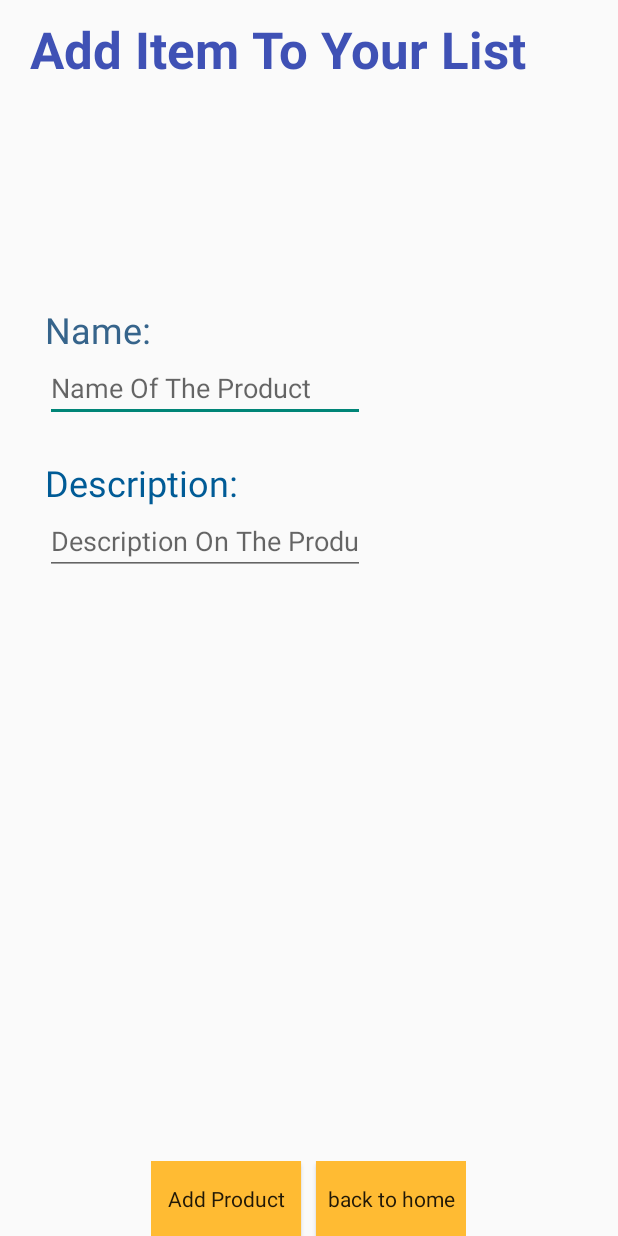
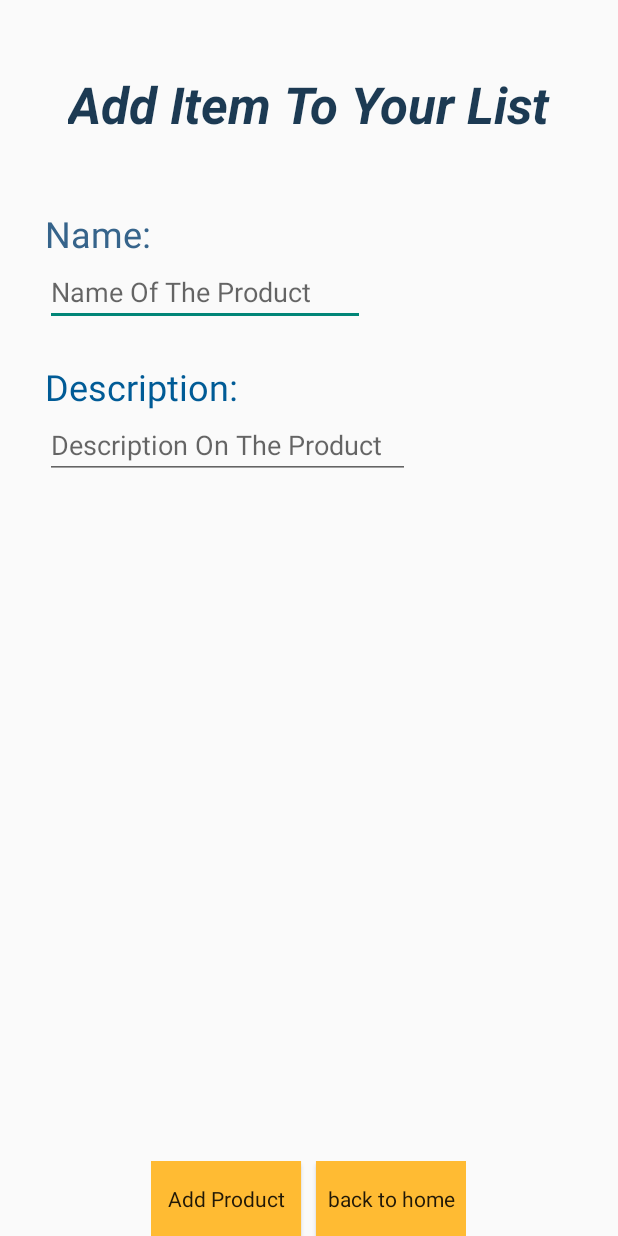
Before and after one commit to RoyiJourno/MyShoppingList, an Android app: the AddItemToList screen opened directly, with no data from a screen before it, on a phone screen of 412 x 824 dp. Run offline under Robolectric (Android 15) with nearby library versions, the phone set to English and light mode, and no system bars; our stand-ins replace Firebase (no records; nobody signed in at launch, a user with empty details on screens opened directly).

Commit message:
סידרתי קצת את העיצוב

```diff
--- a/app/src/main/java/com/royijournogmail/myshoppinglist/AddItemToList.java
+++ b/app/src/main/java/com/royijournogmail/myshoppinglist/AddItemToList.java
@@ -27,7 +27,6 @@ public class AddItemToList extends AppCompatActivity {
         FirebaseAuth userInfo = FirebaseAuth.getInstance();
         final String u_id = userInfo.getUid();
         ref.child(u_id).setValue(new_user[0]);
-        Toast.makeText(getApplicationContext(), "good " , Toast.LENGTH_SHORT).show();
     }
     @Override
     protected void onCreate(Bundle savedInstanceState) {
--- a/app/src/main/java/com/royijournogmail/myshoppinglist/AddItemToUpdateList.java
+++ b/app/src/main/java/com/royijournogmail/myshoppinglist/AddItemToUpdateList.java
@@ -25,7 +25,7 @@ public class AddItemToUpdateList extends AppCompatActivity {
         FirebaseAuth userInfo = FirebaseAuth.getInstance();
         final String u_id = userInfo.getUid();
         ref.child(u_id).setValue(new_user[0]);
-        Toast.makeText(getApplicationContext(), "good " , Toast.LENGTH_SHORT).show();
+
     }
     @Override
     protected void onCreate(Bundle savedInstanceState) {
--- a/app/src/main/java/com/royijournogmail/myshoppinglist/CustomAdapter_update.java
+++ b/app/src/main/java/com/royijournogmail/myshoppinglist/CustomAdapter_update.java
@@ -14,6 +14,7 @@ import android.view.ViewGroup;
 import android.widget.BaseAdapter;
 import android.widget.Button;
 import android.widget.TextView;
+import android.widget.Toast;
 
 import com.google.firebase.auth.FirebaseAuth;
 import com.google.firebase.database.DataSnapshot;
@@ -114,6 +115,7 @@ public class CustomAdapter_update  extends BaseAdapter {
                         if (index[0] != "-1") {
                             DatabaseReference userToAddRef = database.getReference(u_id).child("listOfProduct").child(index[0]);
                             userToAddRef.removeValue();
+                            Toast.makeText(context.getApplicationContext(), "Product successfully deleted!", Toast.LENGTH_LONG).show();
 
                             //refresh page
                             context.startActivity(new Intent(context,updateList.class));
--- a/app/src/main/java/com/royijournogmail/myshoppinglist/HomePage.java
+++ b/app/src/main/java/com/royijournogmail/myshoppinglist/HomePage.java
@@ -18,7 +18,7 @@ public class HomePage extends AppCompatActivity {
         TextView homeEmail = findViewById(R.id.homeEmail);
         SharedPreferences sp = getSharedPreferences("myshoppinglist", 0);
         final SharedPreferences.Editor sedt = sp.edit();
-        homeEmail.setText(sp.getString("User_Name" , null));
+        homeEmail.setText("welcome "+sp.getString("User_Name" , null));
 
 
 
--- a/app/src/main/java/com/royijournogmail/myshoppinglist/ShowShoppingList.java
+++ b/app/src/main/java/com/royijournogmail/myshoppinglist/ShowShoppingList.java
@@ -89,7 +89,7 @@ public class ShowShoppingList extends AppCompatActivity {
                         if (indexInt==count) {
                             String list_name=child.child("name").getValue().toString();
                             TextView targetText=(TextView) findViewById(R.id.textView) ;
-                            targetText.setText("list: "+list_name );
+                            targetText.setText(list_name );
                             prodList.add(p);
                         }
                     }
--- a/app/src/main/java/com/royijournogmail/myshoppinglist/previousLists.java
+++ b/app/src/main/java/com/royijournogmail/myshoppinglist/previousLists.java
@@ -10,6 +10,7 @@ import android.widget.ArrayAdapter;
 import android.widget.EditText;
 import android.widget.ListView;
 import android.widget.TextView;
+import android.widget.Toast;
 
 import com.google.firebase.auth.FirebaseAuth;
 import com.google.firebase.database.DataSnapshot;
@@ -67,7 +68,6 @@ public class previousLists extends AppCompatActivity {
                     for (DataSnapshot child2 : children2) //products
                     {
                         int purchased = Integer.valueOf(child2.child("p_purchased").getValue().toString());
-
                         if (purchased == 0)  buyAll=0;
                     }
                     List l=new List(name,buyAll);
@@ -105,8 +105,9 @@ public class previousLists extends AppCompatActivity {
             public void onItemClick(AdapterView<?> parent, View view, int position, long id) {
 
 
-                sedt.putString("list_id" , String.valueOf(id));
+                sedt.putString("list_id" , String.valueOf(position));
                 sedt.commit();
+               // Toast.makeText(getApplicationContext(), "id: "+id+"pos: "+position, Toast.LENGTH_LONG).show();
 
 
                 Intent intent = new Intent(previousLists.this,ShowShoppingList.class);
--- a/app/src/main/res/layout/activity_add_item_to_list.xml
+++ b/app/src/main/res/layout/activity_add_item_to_list.xml
@@ -6,33 +6,32 @@
     android:layout_height="match_parent"
     tools:context="com.royijournogmail.myshoppinglist.AddItemToList"
     tools:layout_editor_absoluteY="25dp">
-
     <LinearLayout
         android:layout_width="match_parent"
         android:layout_height="match_parent"
         android:orientation="vertical"
         android:weightSum="25">
 
+        <RelativeLayout android:id="@+id/RelativeLayout02"
+            android:layout_width="fill_parent" android:layout_height="wrap_content">
+
             <TextView
                 android:id="@+id/textView6"
                 android:layout_width="wrap_content"
                 android:layout_height="wrap_content"
                 android:layout_marginBottom="64dp"
-            android:layout_marginStart="20dp"
-            android:layout_marginTop="10dp"
+                android:layout_marginStart="10dp"
+                android:layout_marginTop="30dp"
                 android:text="@string/additemtoyourlist"
                 android:weightSum="1"
-            android:textColor="@color/colorPrimary"
+                android:textColor="#1c3a53"
                 android:textSize="34sp"
-            android:textStyle="bold"
-            app:layout_constraintBottom_toTopOf="@+id/textView7"
+                android:textStyle="bold|italic"
+                android:layout_centerInParent="true"
                 app:layout_constraintEnd_toEndOf="parent"
                 app:layout_constraintTop_toTopOf="parent" />
 
-        <Space
-            android:layout_weight="5"
-            android:layout_width="match_parent"
-            android:layout_height="0dp" />
+        </RelativeLayout>
 
         <TextView
             android:id="@+id/textView7"
@@ -77,19 +76,19 @@
 
         <EditText
             android:id="@+id/proDesc"
-            android:layout_width="wrap_content"
+            android:layout_width="243dp"
             android:layout_height="wrap_content"
             android:layout_marginBottom="54dp"
+            android:layout_marginStart="30dp"
             android:ems="10"
             android:hint="@string/descriptionontheproduct"
-            android:layout_marginStart="30dp"
             android:inputType="textPersonName"
             app:layout_constraintBottom_toTopOf="@+id/proAdd"
             app:layout_constraintStart_toStartOf="@+id/proName"
             app:layout_constraintTop_toBottomOf="@+id/textView8" />
 
         <Space
-            android:layout_weight="20"
+            android:layout_weight="25"
             android:layout_width="match_parent"
             android:layout_height="0dp" />
 
@@ -98,7 +97,10 @@
             android:layout_width="wrap_content"
             android:layout_height="wrap_content"
             android:layout_gravity="center"
+            android:layout_marginTop="100dp"
             >
+
+
 
             <Button
                 android:id="@+id/proAdd"
@@ -122,6 +124,7 @@
                 android:layout_weight="1"
                 style="?android:attr/buttonBarStyle"  />
 
+
         </LinearLayout>
     </LinearLayout>
 
--- a/app/src/main/res/layout/update_item.xml
+++ b/app/src/main/res/layout/update_item.xml
@@ -10,7 +10,7 @@
 
         <TextView
             android:id="@+id/animal"
-            android:layout_width="130dp"
+            android:layout_width="230dp"
             android:layout_height="wrap_content"
             android:layout_marginStart="20dp"
             android:text="@string/product"
@@ -24,7 +24,6 @@
             android:layout_width="100dp"
             android:layout_height="50dp"
 
-            android:layout_marginStart="90dp"
             android:text="@string/delete"
             android:textColor="#000" />
 
--- a/app/src/main/res/values/strings.xml
+++ b/app/src/main/res/values/strings.xml
@@ -50,10 +50,11 @@
     <string name="what_s_left_whatsapp">What\'s left-whatsapp</string>
     <string name="skip">Skip</string>
     <string name="start">Start</string>
-    <string name="your_lists">your lists:</string>
+    <string name="your_lists">your lists</string>
     <string name="g" />
     <string name="user_guide">User Guide</string>
     <string name="check_box_text">dont show again</string>
+    <string name="gg" />
 
 
 </resources>
```
Also changed, not shown: app/src/main/java/com/royijournogmail/myshoppinglist/updateList.java (+1 -6 lines), app/src/main/res/layout/activity_add_item_to_update_list.xml (+17 -14 lines), app/src/main/res/layout/activity_home_page.xml (+7 -11 lines), app/src/main/res/layout/activity_list_of_product.xml (+10 -6 lines), app/src/main/res/layout/activity_previous_lists.xml (+7 -7 lines), app/src/main/res/layout/activity_show_shopping_list.xml (+9 -8 lines), app/src/main/res/layout/activity_sign_up.xml (+4 -4 lines), 1 other file. Lines whose indentation alone changed are shown as unchanged.
